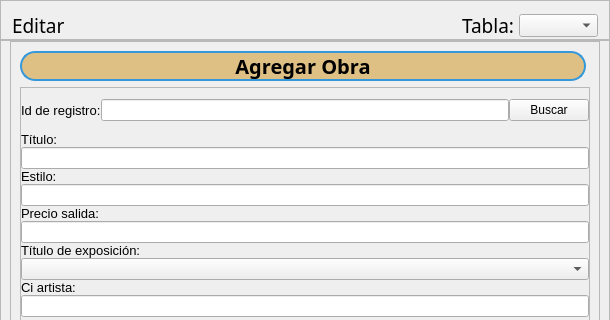
Qt form interfaz_editar.ui (Angelggp/Angelggp) before a commit; both pictures show x 0 to 610 and y 0 to 320 of the 610 by 624 pixel window.
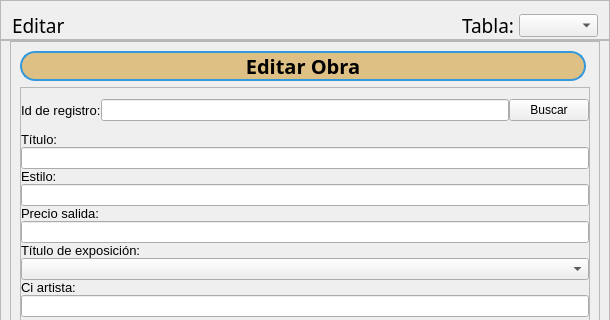
The same form after that commit. The open tabs and pages were chosen to show the change. Icons and pictures are not drawn.

Commit message: metodo editar_obra y buscar_obra implementado, pendiente: validar

```diff
--- a/interfaz_editar.ui
+++ b/interfaz_editar.ui
@@ -440,7 +440,7 @@
                 </font>
                </property>
                <property name="text">
-                <string>Agregar Obra</string>
+                <string>Editar Obra</string>
                </property>
                <property name="alignment">
                 <set>Qt::AlignCenter</set>
```
Left out of the diff: 4 changed lines with no effect on the pictures. The commit also changes 10 other files.
